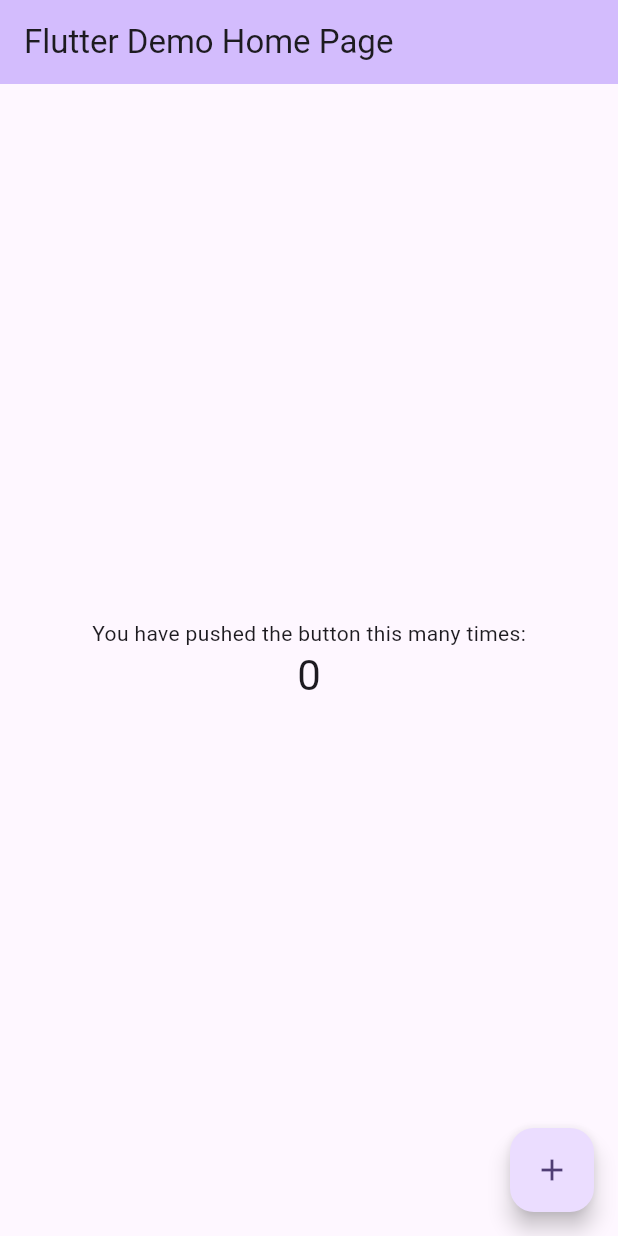
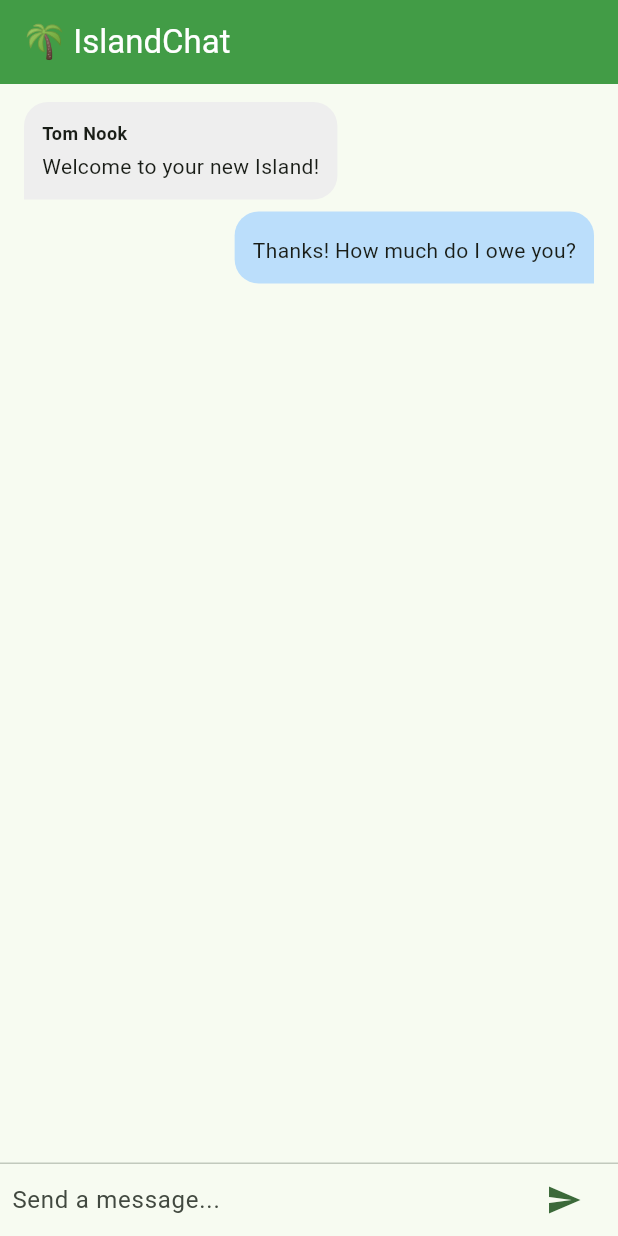
Before and after one commit to islandchat-network/islandchat, a Flutter app: the screen it shows after launch, on a phone screen of 412 x 824 dp. Run offline on Flutter 3.47's test engine with Material 3 defaults, Android fonts, the light colour scheme and no system bars.

Commit message:
feat(frontend): implement basic chat ui skeleton #14

```diff
--- a/frontend/lib/main.dart
+++ b/frontend/lib/main.dart
@@ -1,122 +1,23 @@
 import 'package:flutter/material.dart';
+import 'screens/chat_screen.dart';
 
 void main() {
-  runApp(const MyApp());
+  runApp(const IslandChatApp());
 }
 
-class MyApp extends StatelessWidget {
-  const MyApp({super.key});
+class IslandChatApp extends StatelessWidget {
+  const IslandChatApp({Key? key}) : super(key: key);
 
-  // This widget is the root of your application.
   @override
   Widget build(BuildContext context) {
     return MaterialApp(
-      title: 'Flutter Demo',
+      title: 'IslandChat',
       theme: ThemeData(
-        // This is the theme of your application.
-        //
-        // TRY THIS: Try running your application with "flutter run". You'll see
-        // the application has a purple toolbar. Then, without quitting the app,
-        // try changing the seedColor in the colorScheme below to Colors.green
-        // and then invoke "hot reload" (save your changes or press the "hot
-        // reload" button in a Flutter-supported IDE, or press "r" if you used
-        // the command line to start the app).
-        //
-        // Notice that the counter didn't reset back to zero; the application
-        // state is not lost during the reload. To reset the state, use hot
-        // restart instead.
-        //
-        // This works for code too, not just values: Most code changes can be
-        // tested with just a hot reload.
-        colorScheme: .fromSeed(seedColor: Colors.deepPurple),
+        colorScheme: ColorScheme.fromSeed(seedColor: Colors.green),
+        useMaterial3: true,
       ),
-      home: const MyHomePage(title: 'Flutter Demo Home Page'),
+      home: const ChatScreen(),
+      debugShowCheckedModeBanner: false, // Treu la pestanya de "DEBUG"
     );
   }
 }
-
-class MyHomePage extends StatefulWidget {
-  const MyHomePage({super.key, required this.title});
-
-  // This widget is the home page of your application. It is stateful, meaning
-  // that it has a State object (defined below) that contains fields that affect
-  // how it looks.
-
-  // This class is the configuration for the state. It holds the values (in this
-  // case the title) provided by the parent (in this case the App widget) and
-  // used by the build method of the State. Fields in a Widget subclass are
-  // always marked "final".
-
-  final String title;
-
-  @override
-  State<MyHomePage> createState() => _MyHomePageState();
-}
-
-class _MyHomePageState extends State<MyHomePage> {
-  int _counter = 0;
-
-  void _incrementCounter() {
-    setState(() {
-      // This call to setState tells the Flutter framework that something has
-      // changed in this State, which causes it to rerun the build method below
-      // so that the display can reflect the updated values. If we changed
-      // _counter without calling setState(), then the build method would not be
-      // called again, and so nothing would appear to happen.
-      _counter++;
-    });
-  }
-
-  @override
-  Widget build(BuildContext context) {
-    // This method is rerun every time setState is called, for instance as done
-    // by the _incrementCounter method above.
-    //
-    // The Flutter framework has been optimized to make rerunning build methods
-    // fast, so that you can just rebuild anything that needs updating rather
-    // than having to individually change instances of widgets.
-    return Scaffold(
-      appBar: AppBar(
-        // TRY THIS: Try changing the color here to a specific color (to
-        // Colors.amber, perhaps?) and trigger a hot reload to see the AppBar
-        // change color while the other colors stay the same.
-        backgroundColor: Theme.of(context).colorScheme.inversePrimary,
-        // Here we take the value from the MyHomePage object that was created by
-        // the App.build method, and use it to set our appbar title.
-        title: Text(widget.title),
-      ),
-      body: Center(
-        // Center is a layout widget. It takes a single child and positions it
-        // in the middle of the parent.
-        child: Column(
-          // Column is also a layout widget. It takes a list of children and
-          // arranges them vertically. By default, it sizes itself to fit its
-          // children horizontally, and tries to be as tall as its parent.
-          //
-          // Column has various properties to control how it sizes itself and
-          // how it positions its children. Here we use mainAxisAlignment to
-          // center the children vertically; the main axis here is the vertical
-          // axis because Columns are vertical (the cross axis would be
-          // horizontal).
-          //
-          // TRY THIS: Invoke "debug painting" (choose the "Toggle Debug Paint"
-          // action in the IDE, or press "p" in the console), to see the
-          // wireframe for each widget.
-          mainAxisAlignment: .center,
-          children: [
-            const Text('You have pushed the button this many times:'),
-            Text(
-              '$_counter',
-              style: Theme.of(context).textTheme.headlineMedium,
-            ),
-          ],
-        ),
-      ),
-      floatingActionButton: FloatingActionButton(
-        onPressed: _incrementCounter,
-        tooltip: 'Increment',
-        child: const Icon(Icons.add),
-      ),
-    );
-  }
-}
--- /dev/null
+++ b/frontend/lib/models/message.dart
@@ -0,0 +1,15 @@
+class Message {
+  final String id;
+  final String senderId;
+  final String content;
+  final int type;
+  final DateTime timestamp;
+
+  Message({
+    required this.id,
+    required this.senderId,
+    required this.content,
+    required this.type,
+    required this.timestamp,
+  });
+}
--- /dev/null
+++ b/frontend/lib/screens/chat_screen.dart
@@ -0,0 +1,110 @@
+import 'package:flutter/material.dart';
+import '../models/message.dart';
+import '../widgets/chat_bubble.dart';
+
+class ChatScreen extends StatefulWidget {
+  const ChatScreen({Key? key}) : super(key: key);
+
+  @override
+  State<ChatScreen> createState() => _ChatScreenState();
+}
+
+class _ChatScreenState extends State<ChatScreen> {
+  final TextEditingController _textController = TextEditingController();
+
+  // Mock data
+  final List<Message> _messages = [
+    Message(
+      id: '1',
+      senderId: 'Tom Nook',
+      content: 'Welcome to your new Island!',
+      type: 0,
+      timestamp: DateTime.now().subtract(const Duration(minutes: 5)),
+    ),
+    Message(
+      id: '2',
+      senderId: 'me',
+      content: 'Thanks! How much do I owe you?',
+      type: 0,
+      timestamp: DateTime.now().subtract(const Duration(minutes: 1)),
+    ),
+  ];
+
+  void _handleSubmitted(String text) {
+    if (text.trim().isEmpty) return;
+
+    _textController.clear();
+    setState(() {
+      _messages.add(Message(
+        id: DateTime.now().toString(),
+        senderId: 'me',
+        content: text,
+        type: 0,
+        timestamp: DateTime.now(),
+      ));
+    });
+  }
+
+  @override
+  Widget build(BuildContext context) {
+    return Scaffold(
+      appBar: AppBar(
+        title: const Text('🌴 IslandChat'),
+        backgroundColor: Colors.green[600],
+        foregroundColor: Colors.white,
+        elevation: 2,
+      ),
+      body: Column(
+        children: [
+          Expanded(
+            child: ListView.builder(
+              padding: const EdgeInsets.all(8.0),
+              itemCount: _messages.length,
+              itemBuilder: (context, index) {
+                final msg = _messages[index];
+                return ChatBubble(
+                  message: msg,
+                  isMe: msg.senderId == 'me',
+                );
+              },
+            ),
+          ),
+          const Divider(height: 1.0),
+          Container(
+            decoration: BoxDecoration(color: Theme.of(context).cardColor),
+            child: _buildTextComposer(),
+          ),
+        ],
+      ),
+    );
+  }
+
+  Widget _buildTextComposer() {
+    return IconTheme(
+      data: IconThemeData(color: Theme.of(context).colorScheme.primary),
+      child: Container(
+        margin: const EdgeInsets.symmetric(horizontal: 8.0),
+        child: Row(
+          children: [
+            Expanded(
+              child: TextField(
+                controller: _textController,
+                onSubmitted: _handleSubmitted,
+                decoration: const InputDecoration.collapsed(
+                  hintText: 'Send a message...',
+                ),
+              ),
+            ),
+            Container(
+              margin: const EdgeInsets.symmetric(horizontal: 4.0),
+              child: IconButton(
+                icon: const Icon(Icons.send),
+                onPressed: () => _handleSubmitted(_textController.text),
+              ),
+            ),
+          ],
+        ),
+      ),
+    );
+  }
+}
--- /dev/null
+++ b/frontend/lib/widgets/chat_bubble.dart
@@ -0,0 +1,39 @@
+import 'package:flutter/material.dart';
+import '../models/message.dart';
+
+class ChatBubble extends StatelessWidget {
+  final Message message;
+  final bool isMe;
+
+  const ChatBubble({Key? key, required this.message, required this.isMe}) : super(key: key);
+
+  @override
+  Widget build(BuildContext context) {
+    return Align(
+      alignment: isMe ? Alignment.centerRight : Alignment.centerLeft,
+      child: Container(
+        margin: const EdgeInsets.symmetric(vertical: 4, horizontal: 8),
+        padding: const EdgeInsets.all(12),
+        decoration: BoxDecoration(
+          color: isMe ? Colors.blue[100] : Colors.grey[200],
+          borderRadius: BorderRadius.circular(16).copyWith(
+            bottomRight: isMe ? const Radius.circular(0) : null,
+            bottomLeft: !isMe ? const Radius.circular(0) : null,
+          ),
+        ),
+        child: Column(
+          crossAxisAlignment: CrossAxisAlignment.start,
+          children: [
+            if (!isMe)
+              Text(
+                message.senderId,
+                style: const TextStyle(fontWeight: FontWeight.bold, fontSize: 12),
+              ),
+            const SizedBox(height: 4),
+            Text(message.content),
+          ],
+        ),
+      ),
+    );
+  }
+}
```
